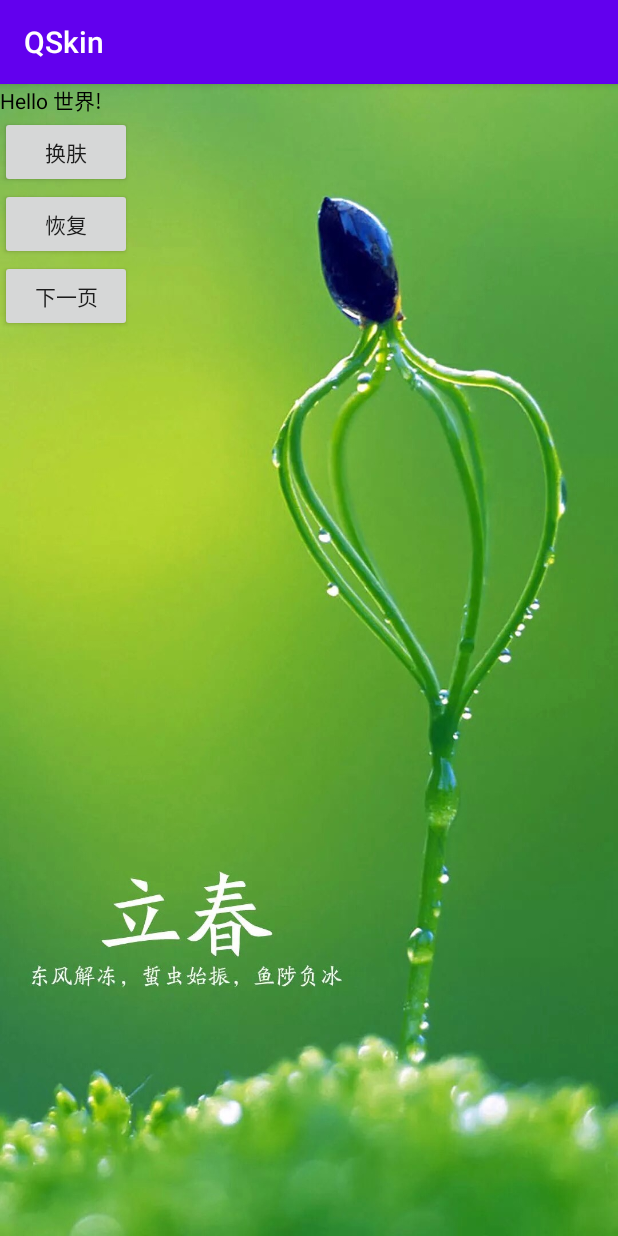
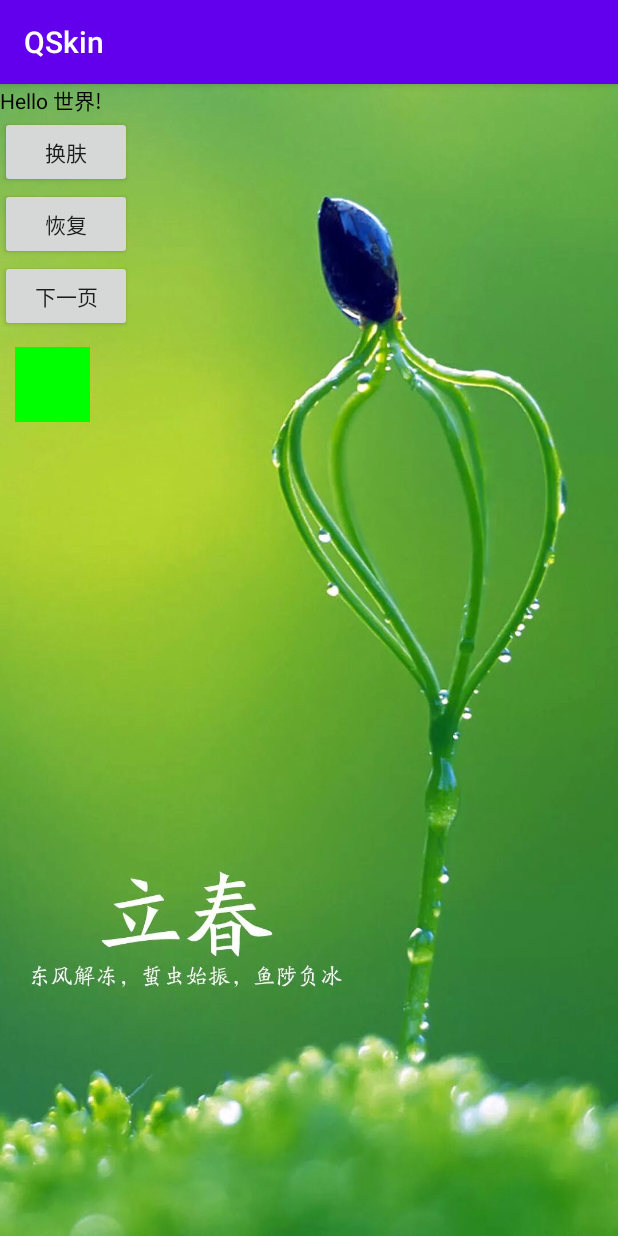
Before and after one commit to 743ren/QSkin, an Android app: the screen it shows after launch (MainActivity), on a phone screen of 412 x 824 dp. Run offline under Robolectric (Android 15) with nearby library versions, the phone set to English and light mode, and no system bars; Roboto replaces fonts that are not available here.

Commit message:
支持自定义控件

```diff
--- /dev/null
+++ b/app/src/main/java/pot/ner347/qskin/TestView.kt
@@ -0,0 +1,27 @@
+package pot.ner347.qskin
+
+import android.content.Context
+import android.util.AttributeSet
+import android.widget.LinearLayout
+import top.ner347.qskin.library.SkinResources
+import top.ner347.qskin.library.SkinViewSupport
+
+class TestView @JvmOverloads constructor(
+    context: Context, attrs: AttributeSet? = null, defStyleAttr: Int = 0
+) : LinearLayout(context, attrs, defStyleAttr), SkinViewSupport {
+    var bgId : Int
+    init {
+        val typedArray = context.obtainStyledAttributes(attrs, R.styleable.TestView)
+        // 如果没有设置或者直接设置的颜色值，bgId 为 0
+        bgId = typedArray.getResourceId(R.styleable.TestView_bg, 0)
+        setBackgroundColor(id)
+    }
+
+    override fun applySkinChange() {
+        if (bgId != 0) {
+            SkinResources.getInstance()?.getColor(bgId)?.let {
+                setBackgroundColor(it)
+            }
+        }
+    }
+}
--- a/app/src/main/res/layout/activity_main.xml
+++ b/app/src/main/res/layout/activity_main.xml
@@ -1,6 +1,7 @@
 <?xml version="1.0" encoding="utf-8"?>
 <LinearLayout xmlns:android="http://schemas.android.com/apk/res/android"
     xmlns:tools="http://schemas.android.com/tools"
+    xmlns:app="http://schemas.android.com/apk/res-auto"
     android:layout_width="match_parent"
     android:layout_height="match_parent"
     tools:context=".MainActivity"
@@ -31,4 +32,10 @@
         android:layout_height="wrap_content"
         android:text="下一页"/>
 
+    <pot.ner347.qskin.TestView
+        android:layout_width="50dp"
+        android:layout_height="50dp"
+        android:layout_margin="10dp"
+        app:bg="@color/test_bg"/>
+
 </LinearLayout>
--- a/app/src/main/res/layout/activity_second.xml
+++ b/app/src/main/res/layout/activity_second.xml
@@ -8,6 +8,7 @@
     android:background="@drawable/second_bg">
 
     <TextView
+        android:padding="20dp"
         android:layout_width="wrap_content"
         android:layout_height="wrap_content"
         android:textColor="#000000"
--- /dev/null
+++ b/app/src/main/res/values/attrs.xml
@@ -0,0 +1,7 @@
+<?xml version="1.0" encoding="utf-8"?>
+<resources>
+    <declare-styleable name="TestView">
+        <attr name="bg" format="color|reference"/>
+    </declare-styleable>
+
+</resources>
--- a/app/src/main/res/values/colors.xml
+++ b/app/src/main/res/values/colors.xml
@@ -6,4 +6,5 @@
     <color name="colorAccent">#03DAC5</color>
     <color name="status_bar_color">#49f00c</color>
     <color name="navigationBarColor">#49f00c</color>
+    <color name="test_bg">#00ff00</color>
 </resources>
--- a/library/src/main/java/top/ner347/qskin/library/SkinAttribute.kt
+++ b/library/src/main/java/top/ner347/qskin/library/SkinAttribute.kt
@@ -57,7 +57,7 @@ class SkinAttribute(private val typeface: Typeface?) {
         }
         // for 循环后，attributeNameAndValues 内记录了所有需要替换的属性和属性值
         // 如果是空的，但是 TextView，可能需要换字体
-        if (attributeNameAndValues.isNotEmpty() || view is TextView) {
+        if (attributeNameAndValues.isNotEmpty() || view is TextView || view is SkinViewSupport) {
             val skinView = SkinView(view, attributeNameAndValues)
             // Activity 创建后会经过 Factory2 调到这里，主动去应用当前皮肤包资源
             // 这样如果切换了皮肤后，新创建的 Activity 也能使用新的皮肤
@@ -74,7 +74,7 @@ class SkinAttribute(private val typeface: Typeface?) {
 
         fun applySkinChange(typeface: Typeface?) {
             applyTypeFace(typeface)
-
+            applySkinSupport()
             for (attributeNameAndValue in attributeNameAndValues) {
                 var left: Drawable? = null
                 var top: Drawable? = null
@@ -120,6 +120,12 @@ class SkinAttribute(private val typeface: Typeface?) {
                 view.typeface = typeface
             }
         }
+
+        private fun applySkinSupport() {
+            if (view is SkinViewSupport) {
+                (view as SkinViewSupport).applySkinChange()
+            }
+        }
     }
 
     fun applySkin(typeface: Typeface?) {
--- /dev/null
+++ b/library/src/main/java/top/ner347/qskin/library/SkinViewSupport.kt
@@ -0,0 +1,5 @@
+package top.ner347.qskin.library
+
+interface SkinViewSupport {
+    fun applySkinChange()
+}
--- a/skin_red/src/main/res/values/colors.xml
+++ b/skin_red/src/main/res/values/colors.xml
@@ -5,5 +5,6 @@
     <color name="colorPrimary">#ff00EE</color>
     <color name="colorPrimaryDark">#ff37FF</color>
     <color name="colorAccent">#ffDAC5</color>
+    <color name="test_bg">#ff0000</color>
     <color name="navigationBarColor">#ccff0000</color>
 </resources>
```
Also changed, not shown: 1 other file.
